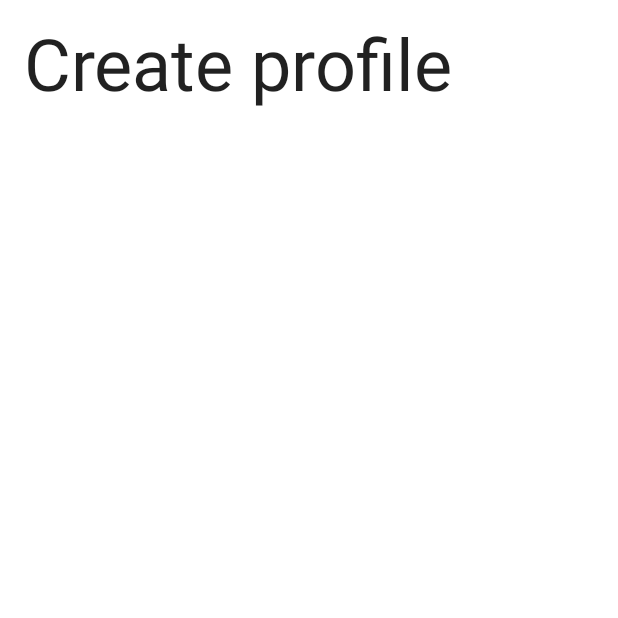
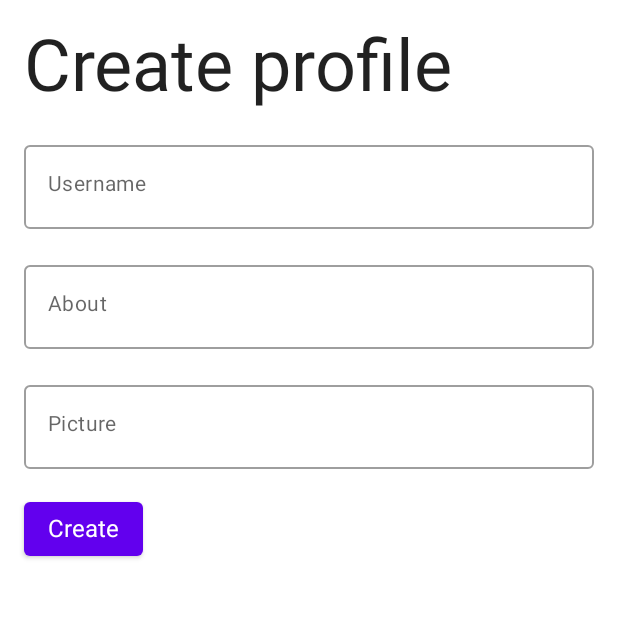
Before and after one commit to drahovac/nostr-kotlin, an Android app built with Jetpack Compose: the composable CreateUserProfileScreen shown on its own in the app's theme, on a phone screen of 412 x 824 dp, the top half of it. Run offline under Robolectric (Android 15) with nearby library versions, the phone set to English and light mode, and no system bars; 7 statements that could not run were skipped.

Commit message:
Add create profile form

```diff
--- a/androidApp/src/main/AndroidManifest.xml
+++ b/androidApp/src/main/AndroidManifest.xml
@@ -7,14 +7,15 @@
     <application
         android:name=".NostrKtApp"
         android:allowBackup="false"
+        android:icon="@mipmap/ic_launcher"
         android:supportsRtl="true"
-        android:icon="@mipmap/ic_launcher"
         android:theme="@style/AppTheme">
         <activity
             android:name=".MainActivity"
             android:exported="true"
             android:label="@string/app_name"
-            android:theme="@style/Starting">
+            android:theme="@style/Starting"
+            android:windowSoftInputMode="adjustResize">
             <intent-filter>
                 <action android:name="android.intent.action.MAIN" />
 
--- a/androidApp/src/main/java/com/bobmitchigan/com/android/injection/androidModule.kt
+++ b/androidApp/src/main/java/com/bobmitchigan/com/android/injection/androidModule.kt
@@ -1,5 +1,6 @@
 package com.bobmitchigan.com.android.injection
 
+import com.bobmitchigan.com.android.viewmodel.CreateUserProfileViewModel
 import com.bobmitchigan.com.android.viewmodel.MainViewModel
 import com.bobmitchigan.com.android.viewmodel.MessagesViewModel
 import com.bobmitchigan.com.android.viewmodel.ProfileViewModel
@@ -16,4 +17,6 @@ val androidModule = module {
     viewModel { ProfileViewModel(get()) }
 
     viewModel { MainViewModel(get()) }
+
+    viewModel { CreateUserProfileViewModel() }
 }
--- /dev/null
+++ b/androidApp/src/main/java/com/bobmitchigan/com/android/ui/components/OutlineInput.kt
@@ -0,0 +1,47 @@
+package com.bobmitchigan.com.android.ui.components
+
+import androidx.compose.material.MaterialTheme
+import androidx.compose.material.OutlinedTextField
+import androidx.compose.runtime.Composable
+import androidx.compose.ui.Modifier
+import androidx.compose.ui.tooling.preview.Preview
+
+@Composable
+fun OutlineInput(
+    value: String?,
+    onValueChanged: (String) -> Unit,
+    label: String,
+    placeholder: String?,
+    modifier: Modifier = Modifier,
+) {
+    OutlinedTextField(
+        modifier = modifier,
+        value = value.orEmpty(),
+        onValueChange = onValueChanged,
+        label = {
+            TextBody2(
+                text = label
+            )
+        },
+        placeholder = placeholder?.let {
+            {
+                TextBody2(
+                    text = it
+                )
+            }
+        }
+    )
+}
+
+@Composable
+@Preview
+fun OutlineInputPreview() {
+    MaterialTheme {
+        OutlineInput(
+            "Value",
+            {},
+            "Label",
+            null
+        )
+    }
+}
--- a/androidApp/src/main/java/com/bobmitchigan/com/android/ui/components/Text.kt
+++ b/androidApp/src/main/java/com/bobmitchigan/com/android/ui/components/Text.kt
@@ -27,6 +27,22 @@ fun TextBody1(
 }
 
 @Composable
+fun TextBody2(
+    modifier: Modifier = Modifier,
+    text: String,
+    textAlign: TextAlign? = null,
+    color: Color = Color.Unspecified
+) {
+    Text(
+        text = text,
+        color = color,
+        style = MaterialTheme.typography.body2,
+        modifier = modifier,
+        textAlign = textAlign,
+    )
+}
+
+@Composable
 fun TextHeadline3(
     text: String,
     modifier: Modifier = Modifier,
@@ -48,6 +64,7 @@ internal fun TextPreview() {
     KtMultiNostrTheme {
         Column {
             TextBody1(text = "Text body 1")
+            TextBody2(text = "Text body 2")
             TextHeadline3(text = "Headline 3")
         }
     }
--- a/androidApp/src/main/java/com/bobmitchigan/com/android/view/CreateUserProfileScreen.kt
+++ b/androidApp/src/main/java/com/bobmitchigan/com/android/view/CreateUserProfileScreen.kt
@@ -1,22 +1,100 @@
 package com.bobmitchigan.com.android.view
 
 import androidx.compose.foundation.layout.Column
+import androidx.compose.foundation.layout.fillMaxWidth
 import androidx.compose.foundation.layout.padding
+import androidx.compose.foundation.rememberScrollState
+import androidx.compose.foundation.verticalScroll
+import androidx.compose.material.Button
 import androidx.compose.runtime.Composable
+import androidx.compose.runtime.collectAsState
+import androidx.compose.runtime.getValue
 import androidx.compose.ui.Modifier
 import androidx.compose.ui.res.stringResource
+import androidx.compose.ui.tooling.preview.Preview
 import androidx.compose.ui.unit.dp
 import com.bobmitchigan.com.android.R
+import com.bobmitchigan.com.android.ui.components.OutlineInput
+import com.bobmitchigan.com.android.ui.components.TextBody1
 import com.bobmitchigan.com.android.ui.components.TextHeadline3
+import com.bobmitchigan.com.android.viewmodel.CreateProfileState
+import com.bobmitchigan.com.android.viewmodel.CreateUserProfileActions
+import com.bobmitchigan.com.android.viewmodel.CreateUserProfileViewModel
+import org.koin.androidx.compose.getViewModel
 
 @Composable
-fun CreateUserProfileScreen() {
-    CreateUserProfile()
+fun CreateUserProfileScreen(viewModel: CreateUserProfileViewModel = getViewModel()) {
+
+    val state by viewModel.state.collectAsState()
+
+    CreateUserProfile(state, viewModel)
 }
 
 @Composable
-private fun CreateUserProfile() {
-    Column(Modifier.padding(16.dp)) {
+private fun CreateUserProfile(
+    state: CreateProfileState,
+    actions: CreateUserProfileActions,
+) {
+    Column(
+        Modifier
+            .padding(16.dp)
+            .verticalScroll(rememberScrollState())
+    ) {
         TextHeadline3(text = stringResource(id = R.string.create_profile))
+
+        OutlineInput(
+            modifier = Modifier
+                .fillMaxWidth()
+                .padding(vertical = 16.dp),
+            value = state.username,
+            onValueChanged = actions::updateUsername,
+            label = stringResource(id = R.string.username),
+            placeholder = stringResource(id = R.string.username_place_holder)
+        )
+
+        OutlineInput(
+            modifier = Modifier
+                .fillMaxWidth()
+                .padding(bottom = 16.dp),
+            value = state.about,
+            onValueChanged = actions::updateAbout,
+            label = stringResource(id = R.string.about),
+            placeholder = stringResource(id = R.string.about_placeholder)
+        )
+
+        OutlineInput(
+            modifier = Modifier
+                .fillMaxWidth()
+                .padding(bottom = 16.dp),
+            value = state.picture,
+            onValueChanged = actions::updatePictureLink,
+            label = stringResource(id = R.string.picture),
+            placeholder = stringResource(id = R.string.picture_link)
+        )
+
+        Button(onClick = actions::submit) {
+            TextBody1(text = stringResource(id = R.string.create))
+        }
     }
 }
+
+@Preview
+@Composable
+fun CreateUserProfileScreenPreview() {
+    CreateUserProfile(
+        state = CreateProfileState(),
+        actions = object : CreateUserProfileActions {
+            override fun updateUsername(value: String) {
+            }
+
+            override fun updateAbout(value: String) {
+            }
+
+            override fun updatePictureLink(value: String) {
+            }
+
+            override fun submit() {
+            }
+        }
+    )
+}
--- /dev/null
+++ b/androidApp/src/main/java/com/bobmitchigan/com/android/viewmodel/CreateUserProfileViewModel.kt
@@ -0,0 +1,50 @@
+package com.bobmitchigan.com.android.viewmodel
+
+import androidx.lifecycle.ViewModel
+import kotlinx.coroutines.flow.MutableStateFlow
+import kotlinx.coroutines.flow.asStateFlow
+import kotlinx.coroutines.flow.update
+
+class CreateUserProfileViewModel : ViewModel(), CreateUserProfileActions {
+
+    private val _state = MutableStateFlow(CreateProfileState())
+    val state = _state.asStateFlow()
+
+    override fun updateUsername(value: String) {
+        if (USER_NAME_REGEX.matches(value)) {
+            _state.update { it.copy(username = value) }
+        }
+    }
+
+    override fun updateAbout(value: String) {
+        _state.update { it.copy(about = value) }
+    }
+
+    override fun updatePictureLink(value: String) {
+        _state.update { it.copy(picture = value) }
+    }
+
+    override fun submit() {
+
+    }
+
+    private companion object {
+        val USER_NAME_REGEX = "^[\\w+\\-]*\$".toRegex()
+    }
+}
+
+interface CreateUserProfileActions {
+    fun updateUsername(value: String)
+
+    fun updateAbout(value: String)
+
+    fun updatePictureLink(value: String)
+
+    fun submit()
+}
+
+data class CreateProfileState(
+    val username: String? = null,
+    val about: String? = null,
+    val picture: String? = null,
+)
--- a/androidApp/src/main/res/values/strings.xml
+++ b/androidApp/src/main/res/values/strings.xml
@@ -7,5 +7,11 @@
     <string name="profiles">Profiles</string>
     <string name="profile_avatar">Profile avatar</string>
     <string name="create_profile">Create profile</string>
+    <string name="username">Username</string>
+    <string name="username_place_holder">Your_Public_Username</string>
+    <string name="about_placeholder">Public information about yourself.</string>
+    <string name="picture">Picture</string>
+    <string name="picture_link">Optional link to your profile picture.</string>
+    <string name="create">Create</string>
 
 </resources>
```
Also changed, not shown: 2 other files.
